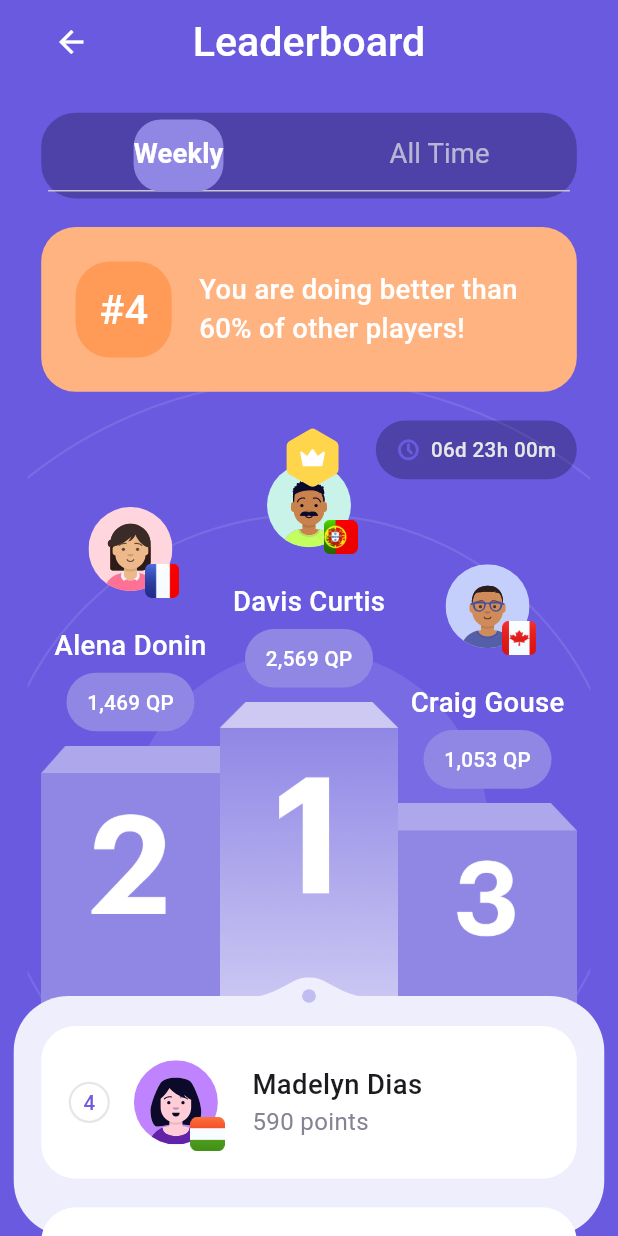
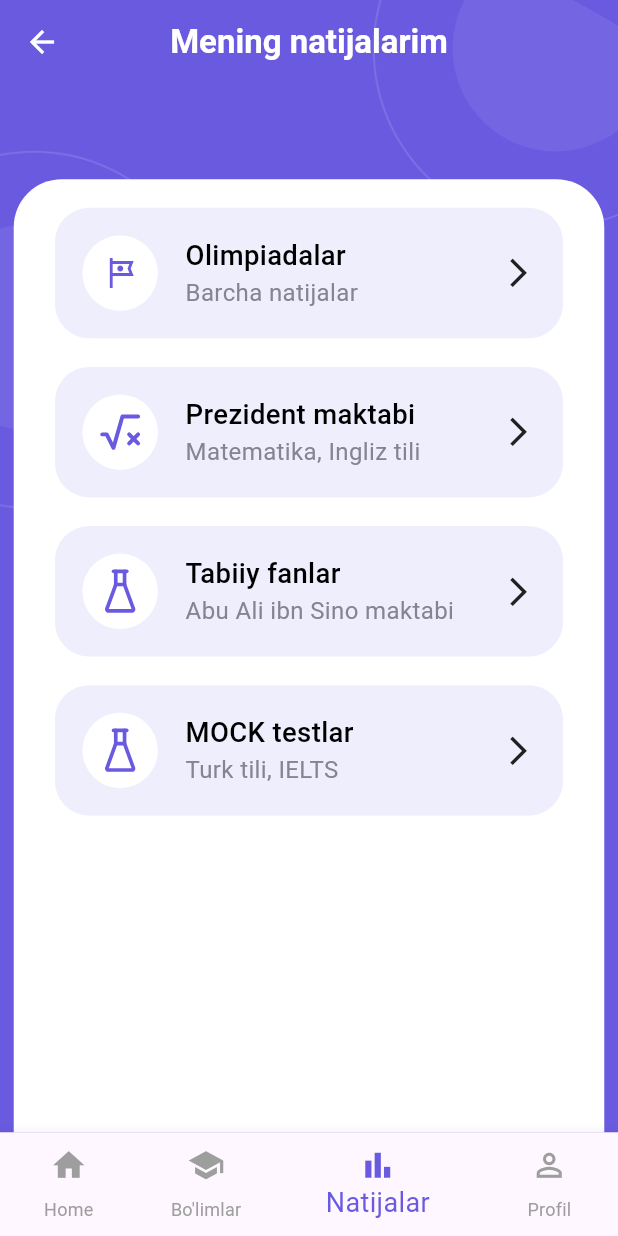
Before and after one commit to samandaruzbekistan/quizgram_mobile, a Flutter app: the HomeScreen screen opened directly, item 3 of the bottom bar chosen, on a phone screen of 412 x 824 dp. Run offline on Flutter 3.47's test engine with Material 3 defaults, Android fonts, the phone set to English and light mode, and no system bars; our stand-ins replace audio_video_progress_bar, audioplayers, carousel_slider, charts_flutter, chips_choice_null_safety, connectivity_plus and 16 more; missing offline and left inert: dart:ffi, flutter_math_fork, flutter_sound; accounts and stored records are empty; network calls fail; Roboto replaces fonts that are missing (Rubik).

Commit message:
old exams results screen added

```diff
--- a/lib/screens/bottom_navigation_bar.dart
+++ b/lib/screens/bottom_navigation_bar.dart
@@ -11,6 +11,7 @@ import 'package:quizgram/screens/leaderboard/leaderboard_screen.dart';
 import 'package:quizgram/screens/live_quiz_screen/live_quiz_screen.dart';
 import 'package:quizgram/screens/live_quiz_screen/quiz_complete_screen.dart';
 import 'package:quizgram/screens/profile_screen/profile_screen.dart';
+import 'package:quizgram/screens/profile_screen/results.dart';
 import 'package:quizgram/screens/quiz/diagnostic_quizzes_screen.dart';
 import 'package:quizgram/screens/setting_screen/setting_screen.dart';
 
@@ -39,7 +40,7 @@ BottomNavigationBar bottomBar(int currentIndex){
           break;
         case 2:
           if (currentIndex != index){
-            Get.to(const LeaderboardScreen());
+            Get.to(const Results());
           }
           break;
         case 3:
--- /dev/null
+++ b/lib/screens/profile_screen/results.dart
@@ -0,0 +1,347 @@
+import 'package:flutter/material.dart';
+import 'package:flutter/services.dart';
+import 'package:flutter_screenutil/flutter_screenutil.dart';
+import 'package:flutter_svg/flutter_svg.dart';
+import 'package:get/get.dart';
+import 'package:hive/hive.dart';
+import 'package:quizgram/screens/profile_screen/paymentOrder.dart';
+import 'package:quizgram/screens/setting_screen/setting_screen.dart';
+import 'package:quizgram/utils/chart_series.dart';
+import 'package:quizgram/utils/constant.dart';
+import 'package:quizgram/utils/images.dart';
+import 'package:quizgram/utils/widget_assets.dart';
+import 'package:charts_flutter/flutter.dart' as charts;
+
+import '../bottom_navigation_bar.dart';
+import '../discover_screen/discover_screen.dart';
+
+class Results extends StatefulWidget {
+  const Results({Key? key}) : super(key: key);
+
+  @override
+  State<Results> createState() => _ResultsState();
+}
+
+class _ResultsState extends State<Results>
+    with TickerProviderStateMixin {
+
+
+
+
+  @override
+  Widget build(BuildContext context) {
+    var box = Hive.box('user');
+    var name = box.get('name');
+    var gender = box.get('gender');
+    return Scaffold(
+      appBar: AppBar(
+        backgroundColor: Colors.transparent,
+        elevation: 0,
+        leading: const BackButton(
+          color: Colors.white,
+        ),
+        title: Text("Mening natijalarim", style: TextStyle(color: Colors.white, fontWeight: FontWeight.w600),),
+        centerTitle: true,
+      ),
+      extendBodyBehindAppBar: true,
+      body: Container(
+        color: ColorsHelpers.primaryColor,
+        height: MediaQuery.of(context).size.height,
+        child: Stack(
+          children: [
+            Positioned(
+              right: -50,
+              top: -50,
+              child: RotationTransition(
+                  turns: const AlwaysStoppedAnimation(120 / 360),
+                  child: Image.asset(
+                    Images.ovalTwoBig,
+                    height: ScreenUtil().setHeight(200),
+                    width: ScreenUtil().setWidth(200),
+                  )),
+            ),
+            Positioned(
+              left: -50,
+              top: 100,
+              child: Image.asset(
+                Images.ovalTwoBig,
+                height: ScreenUtil().setHeight(200),
+                width: ScreenUtil().setWidth(200),
+              ),
+            ),
+            Container(
+              margin: EdgeInsets.only(top: ScreenUtil().setHeight(80)),
+              child: Stack(
+                children: [
+                  Container(
+                    margin: EdgeInsets.only(
+                        top: ScreenUtil().setHeight(20),
+                        left: ScreenUtil().setWidth(8),
+                        right: ScreenUtil().setWidth(8)),
+                    width: MediaQuery.of(context).size.width,
+                    // height: MediaQuery.of(context).size.height,
+                    decoration: const BoxDecoration(
+                        color: Colors.white,
+                        borderRadius: BorderRadius.only(
+                            topLeft: Radius.circular(32),
+                            topRight: Radius.circular(32))),
+                    child: Column(
+                      children: [
+                        Expanded(
+                          child:SingleChildScrollView(
+                            child: Container(
+                                width: MediaQuery.of(context).size.width,
+                                // height: MediaQuery.of(context).size.height / 2,
+                                margin: EdgeInsets.only(
+                                  left: ScreenUtil().setWidth(24),
+                                  right: ScreenUtil().setWidth(24),
+                                ),
+                                child: Column(
+                                  children: [
+                                    GestureDetector(
+                                      onTap: (){
+                                        Get.to(PaymentOrder());
+                                      },
+                                      child: Container(
+                                        margin: EdgeInsets.only(top: ScreenUtil().setHeight(16)),
+                                        decoration: BoxDecoration(
+                                            borderRadius: BorderRadius.circular(ScreenUtil().setSp(20)),
+                                            color: ColorsHelpers.grey5),
+                                        child: Row(
+                                          children: [
+                                            Container(
+                                              width: ScreenUtil().setWidth(44),
+                                              height: ScreenUtil().setWidth(44),
+                                              decoration: const BoxDecoration(
+                                                color: Colors.white,
+                                                shape: BoxShape.circle,
+                                              ),
+                                              margin: EdgeInsets.all(ScreenUtil().setWidth(16)),
+                                              child: Icon(
+                                                Icons.tour_outlined,
+                                                color: ColorsHelpers.primaryColor,
+                                              ),
+                                            ),
+                                            Expanded(
+                                              child: Column(
+                                                crossAxisAlignment: CrossAxisAlignment.start,
+                                                children: [
+                                                  widgetText(
+                                                    'Olimpiadalar',
+                                                    color: Colors.black,
+                                                    fontWeight: FontWeight.w500,
+                                                    fontSize: ScreenUtil().setSp(16),
+                                                  ),
+                                                  Text(
+                                                    'Barcha natijalar',
+                                                    overflow: TextOverflow.ellipsis,
+                                                    style: TextStyle(
+                                                        fontSize: ScreenUtil().setSp(14),
+                                                        fontFamily: 'Rubik',
+                                                        fontWeight: FontWeight.w400,
+                                                        color: ColorsHelpers.grey2),
+                                                  ),
+                                                ],
+                                              ),
+                                            ),
+                                            Padding(
+                                              padding:
+                                              EdgeInsets.only(right: ScreenUtil().setWidth(16)),
+                                              child: Icon(Icons.arrow_forward_ios,
+                                                  size: ScreenUtil().setSp(20)),
+                                            ),
+                                          ],
+                                        ),
+                                      ),
+                                    ),
+                                    GestureDetector(
+                                      onTap: (){
+
+                                      },
+                                      child: Container(
+                                        margin: EdgeInsets.only(top: ScreenUtil().setHeight(16)),
+                                        decoration: BoxDecoration(
+                                            borderRadius: BorderRadius.circular(ScreenUtil().setSp(20)),
+                                            color: ColorsHelpers.grey5),
+                                        child: Row(
+                                          children: [
+                                            Container(
+                                              width: ScreenUtil().setWidth(44),
+                                              height: ScreenUtil().setWidth(44),
+                                              decoration: const BoxDecoration(
+                                                color: Colors.white,
+                                                shape: BoxShape.circle,
+                                              ),
+                                              margin: EdgeInsets.all(ScreenUtil().setWidth(16)),
+                                              padding: EdgeInsets.all(ScreenUtil().setWidth(6)),
+                                              child: SvgPicture.asset(
+                                                Images.mathIcon,
+                                                color:
+                                                ColorsHelpers.primaryColor,
+                                              ),
+                                            ),
+                                            Expanded(
+                                              child: Column(
+                                                crossAxisAlignment: CrossAxisAlignment.start,
+                                                children: [
+                                                  widgetText(
+                                                    'Prezident maktabi',
+                                                    color: Colors.black,
+                                                    fontWeight: FontWeight.w500,
+                                                    fontSize: ScreenUtil().setSp(16),
+                                                  ),
+                                                  Text(
+                                                    'Matematika, Ingliz tili',
+                                                    overflow: TextOverflow.ellipsis,
+                                                    style: TextStyle(
+                                                        fontSize: ScreenUtil().setSp(14),
+                                                        fontFamily: 'Rubik',
+                                                        fontWeight: FontWeight.w400,
+                                                        color: ColorsHelpers.grey2),
+                                                  ),
+                                                ],
+                                              ),
+                                            ),
+                                            Padding(
+                                              padding:
+                                              EdgeInsets.only(right: ScreenUtil().setWidth(16)),
+                                              child: Icon(Icons.arrow_forward_ios,
+                                                  size: ScreenUtil().setSp(20)),
+                                            ),
+                                          ],
+                                        ),
+                                      ),
+                                    ),
+                                    GestureDetector(
+                                      onTap: (){
+
+                                      },
+                                      child: Container(
+                                        margin: EdgeInsets.only(top: ScreenUtil().setHeight(16)),
+                                        decoration: BoxDecoration(
+                                            borderRadius: BorderRadius.circular(ScreenUtil().setSp(20)),
+                                            color: ColorsHelpers.grey5),
+                                        child: Row(
+                                          children: [
+                                            Container(
+                                              width: ScreenUtil().setWidth(44),
+                                              height: ScreenUtil().setWidth(44),
+                                              decoration: const BoxDecoration(
+                                                color: Colors.white,
+                                                shape: BoxShape.circle,
+                                              ),
+                                              margin: EdgeInsets.all(ScreenUtil().setWidth(16)),
+                                              padding: EdgeInsets.all(ScreenUtil().setWidth(6)),
+                                              child: SvgPicture.asset(
+                                                Images.scienceIcon,
+                                                color:
+                                                ColorsHelpers.primaryColor,
+                                              ),
+                                            ),
+                                            Expanded(
+                                              child: Column(
+                                                crossAxisAlignment: CrossAxisAlignment.start,
+                                                children: [
+                                                  widgetText(
+                                                    'Tabiiy fanlar',
+                                                    color: Colors.black,
+                                                    fontWeight: FontWeight.w500,
+                                                    fontSize: ScreenUtil().setSp(16),
+                                                  ),
+                                                  Text(
+                                                    'Abu Ali ibn Sino maktabi',
+                                                    overflow: TextOverflow.ellipsis,
+                                                    style: TextStyle(
+                                                        fontSize: ScreenUtil().setSp(14),
+                                                        fontFamily: 'Rubik',
+                                                        fontWeight: FontWeight.w400,
+                                                        color: ColorsHelpers.grey2),
+                                                  ),
+                                                ],
+                                              ),
+                                            ),
+                                            Padding(
+                                              padding:
+                                              EdgeInsets.only(right: ScreenUtil().setWidth(16)),
+                                              child: Icon(Icons.arrow_forward_ios,
+                                                  size: ScreenUtil().setSp(20)),
+                                            ),
+                                          ],
+                                        ),
+                                      ),
+                                    ),
+                                    GestureDetector(
+                                      onTap: (){
+
+                                      },
+                                      child: Container(
+                                        margin: EdgeInsets.only(top: ScreenUtil().setHeight(16)),
+                                        decoration: BoxDecoration(
+                                            borderRadius: BorderRadius.circular(ScreenUtil().setSp(20)),
+                                            color: ColorsHelpers.grey5),
+                                        child: Row(
+                                          children: [
+                                            Container(
+                                              width: ScreenUtil().setWidth(44),
+                                              height: ScreenUtil().setWidth(44),
+                                              decoration: const BoxDecoration(
+                                                color: Colors.white,
+                                                shape: BoxShape.circle,
+                                              ),
+                                              margin: EdgeInsets.all(ScreenUtil().setWidth(16)),
+                                              padding: EdgeInsets.all(ScreenUtil().setWidth(6)),
+                                              child: SvgPicture.asset(
+                                                Images.scienceIcon,
+                                                color:
+                                                ColorsHelpers.primaryColor,
+                                              ),
+                                            ),
+                                            Expanded(
+                                              child: Column(
+                                                crossAxisAlignment: CrossAxisAlignment.start,
+                                                children: [
+                                                  widgetText(
+                                                    'MOCK testlar',
+                                                    color: Colors.black,
+                                                    fontWeight: FontWeight.w500,
+                                                    fontSize: ScreenUtil().setSp(16),
+                                                  ),
+                                                  Text(
+                                                    'Turk tili, IELTS',
+                                                    overflow: TextOverflow.ellipsis,
+                                                    style: TextStyle(
+                                                        fontSize: ScreenUtil().setSp(14),
+                                                        fontFamily: 'Rubik',
+                                                        fontWeight: FontWeight.w400,
+                                                        color: ColorsHelpers.grey2),
+                                                  ),
+                                                ],
+                                              ),
+                                            ),
+                                            Padding(
+                                              padding:
+                                              EdgeInsets.only(right: ScreenUtil().setWidth(16)),
+                                              child: Icon(Icons.arrow_forward_ios,
+                                                  size: ScreenUtil().setSp(20)),
+                                            ),
+                                          ],
+                                        ),
+                                      ),
+                                    ),
+                                  ],
+                                )),
+                          ),
+                        )
+                      ],
+                    ),
+                  ),
+                ],
+              ),
+            ),
+          ],
+        ),
+      ),
+      bottomNavigationBar: bottomBar(2),
+    );
+  }
+}
```
Also changed, not shown: lib/screens/results/olympic.dart (added, +165 -0 lines).
